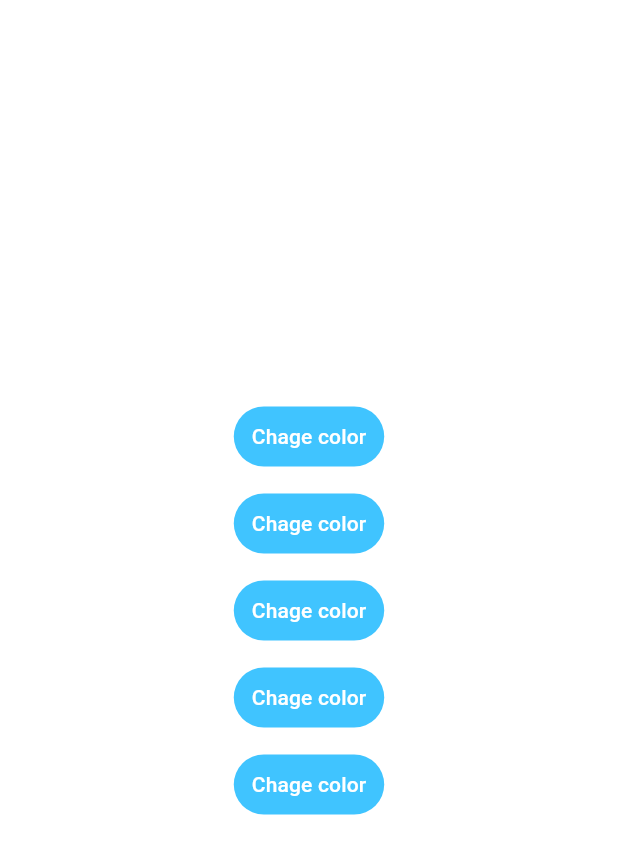
After one commit to JoseGet/mobxTest, a Flutter app: the screen it shows after launch, on a phone screen of 412 x 824 dp. The commit adds this screen. Shown: the top 854 px of the screen. Run offline on Flutter 3.47's test engine with Material 3 defaults, Android fonts, the phone set to English and light mode, and no system bars; our stand-ins replace flutter_mobx, mobx; generated files the repository leaves out were written again.

Commit message:
First draft for mobX implementation

```diff
--- /dev/null
+++ b/lib/color_state.dart
@@ -0,0 +1,11 @@
+import 'package:flutter/material.dart';
+import 'package:mobx/mobx.dart';
+
+part 'color_state.g.dart';
+
+class ColorState = _ColorState with _$ColorState;
+
+abstract class _ColorState with Store {
+  @observable
+  Color color = Colors.white;
+}
--- a/lib/main.dart
+++ b/lib/main.dart
@@ -1,5 +1,5 @@
 import 'package:flutter/material.dart';
-import 'package:mobx_praticing/components/button.dart';
+import 'package:mobx_praticing/screens/main_screen.dart';
 
 void main() {
   runApp(const MyApp());
@@ -10,25 +10,9 @@ class MyApp extends StatelessWidget {
 
   @override
   Widget build(BuildContext context) {
-    return MaterialApp(
+    return const MaterialApp(
       debugShowCheckedModeBanner: false,
-      home: Container(
-        color: Colors.white,
-        child: const SafeArea(
-          child: Expanded(
-            child: Column(
-              mainAxisAlignment: MainAxisAlignment.center,
-              children: [
-                Button(),
-                Button(),
-                Button(),
-                Button(),
-                Button(),
-              ],
-            ),
-          ),
-        ),
-      ),
+      home: MainScreen(),
     );
   }
 }
--- /dev/null
+++ b/lib/screens/main_screen.dart
@@ -0,0 +1,38 @@
+import 'package:flutter/material.dart';
+import 'package:flutter_mobx/flutter_mobx.dart';
+import 'package:mobx_praticing/color_state.dart';
+import 'package:mobx_praticing/components/button.dart';
+
+class MainScreen extends StatefulWidget {
+  const MainScreen({super.key});
+
+  @override
+  State<MainScreen> createState() => _MainScreenState();
+}
+
+class _MainScreenState extends State<MainScreen> {
+  final _colorState = ColorState();
+
+  @override
+  Widget build(BuildContext context) {
+    return Observer(
+      builder: (_) => Container(
+        color: _colorState.color,
+        child: const SafeArea(
+          child: Expanded(
+            child: Column(
+              mainAxisAlignment: MainAxisAlignment.center,
+              children: [
+                Button(),
+                Button(),
+                Button(),
+                Button(),
+                Button(),
+              ],
+            ),
+          ),
+        ),
+      ),
+    );
+  }
+}
```
